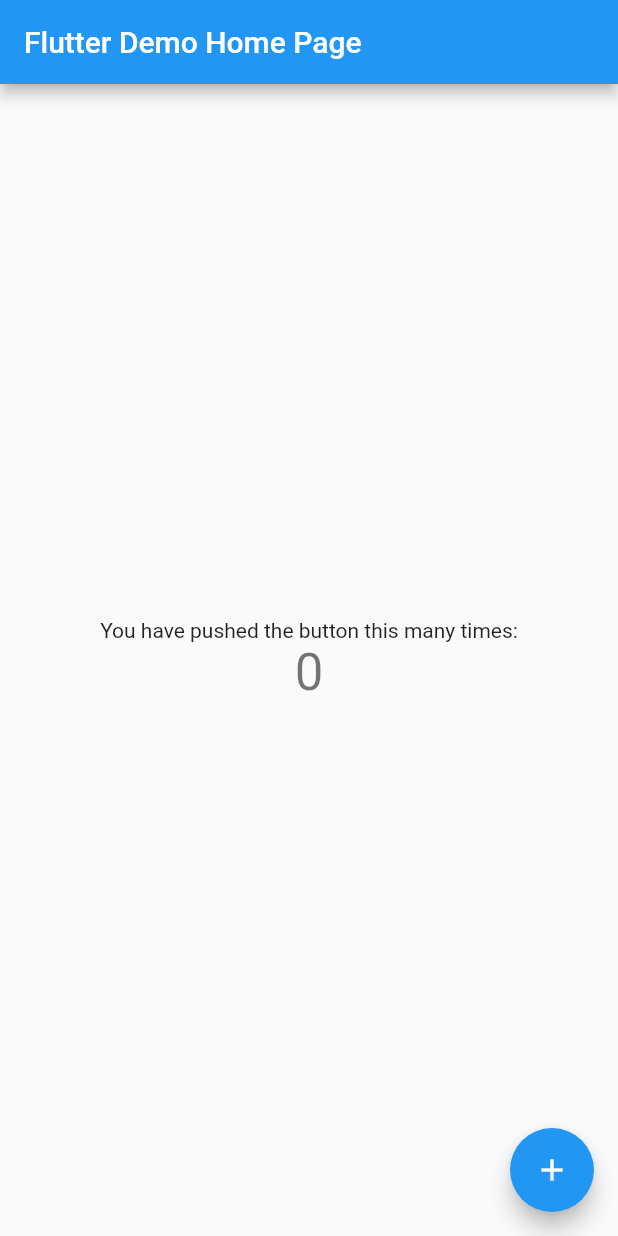
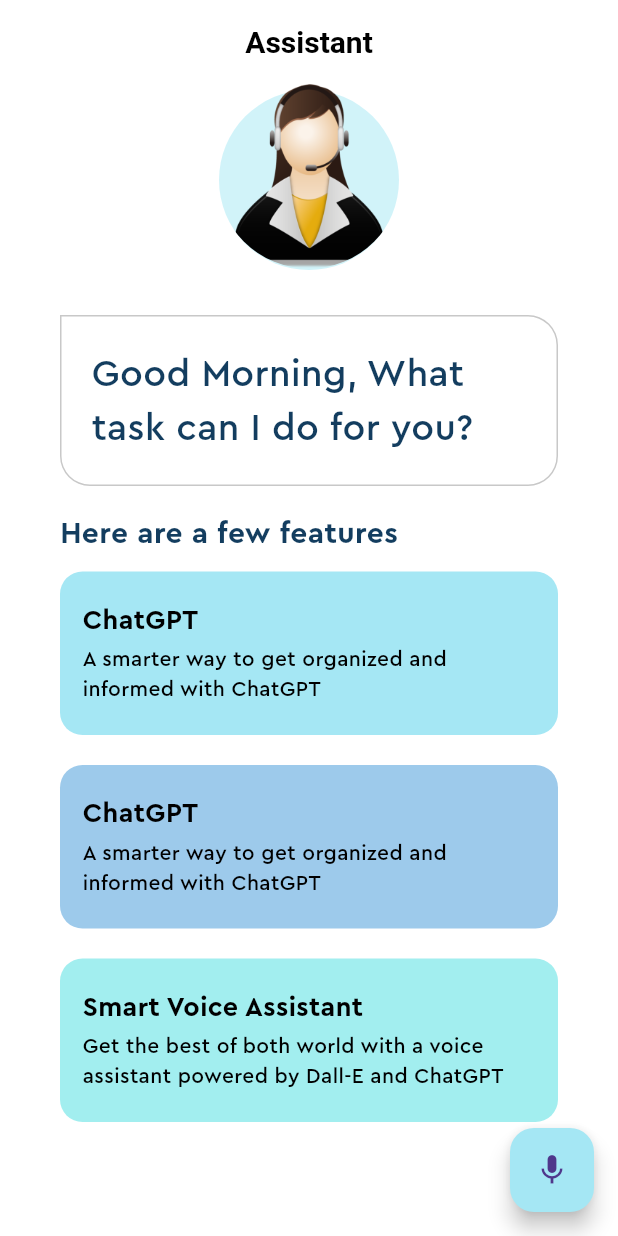
Before and after one commit to Eleaus-Hossain-Evan/voice_assistant, a Flutter app: the screen it shows after launch, on a phone screen of 412 x 824 dp. Run offline on Flutter 3.47's test engine with Material 2 defaults, Android fonts, the phone set to English and light mode, and no system bars; our stand-ins replace speech_to_text.

Commit message:
chatGPT api working, dall-E api implemantation remainig

```diff
--- /dev/null
+++ b/lib/feature_box.dart
@@ -0,0 +1,56 @@
+import 'package:flutter/widgets.dart';
+
+import 'package:voice_assistant/palette.dart';
+
+class FeatureBox extends StatelessWidget {
+  const FeatureBox({
+    Key? key,
+    required this.color,
+    required this.headerText,
+    required this.descriptionText,
+  }) : super(key: key);
+
+  final Color color;
+  final String headerText;
+  final String descriptionText;
+
+  @override
+  Widget build(BuildContext context) {
+    return Container(
+      margin: const EdgeInsets.symmetric(
+        vertical: 10,
+      ),
+      decoration: BoxDecoration(
+        color: color,
+        borderRadius: BorderRadius.circular(15),
+      ),
+      child: Padding(
+        padding: const EdgeInsets.symmetric(
+          vertical: 20,
+        ).copyWith(left: 15, right: 20),
+        child: Column(
+          crossAxisAlignment: CrossAxisAlignment.start,
+          children: [
+            Text(
+              headerText,
+              style: const TextStyle(
+                color: Palette.blackColor,
+                fontWeight: FontWeight.bold,
+                fontSize: 18,
+              ),
+            ),
+            SizedBox(
+              height: 3,
+            ),
+            Text(
+              descriptionText,
+              style: const TextStyle(
+                color: Palette.blackColor,
+              ),
+            ),
+          ],
+        ),
+      ),
+    );
+  }
+}
--- /dev/null
+++ b/lib/home_page.dart
@@ -0,0 +1,193 @@
+import 'dart:developer';
+
+import 'package:flutter/material.dart';
+import 'package:flutter/src/widgets/framework.dart';
+import 'package:flutter/src/widgets/placeholder.dart';
+import 'package:speech_to_text/speech_recognition_error.dart';
+import 'package:speech_to_text/speech_recognition_result.dart';
+import 'package:speech_to_text/speech_to_text.dart';
+import 'package:voice_assistant/openai_service.dart';
+import 'package:voice_assistant/openai_service.dart';
+import 'package:voice_assistant/openai_service.dart';
+import 'package:voice_assistant/openai_service.dart';
+import 'package:voice_assistant/openai_service.dart';
+import 'package:voice_assistant/openai_service.dart';
+
+import 'feature_box.dart';
+import 'palette.dart';
+
+class HomePage extends StatefulWidget {
+  const HomePage({super.key});
+
+  @override
+  State<HomePage> createState() => _HomePageState();
+}
+
+class _HomePageState extends State<HomePage> {
+  final speechToText = SpeechToText();
+  final OpenAIService openAIService = OpenAIService();
+
+  bool isInitialized = false;
+  String lastWords = '';
+
+  @override
+  void initState() {
+    super.initState();
+    initSpeechToText();
+    // speechToText.statusListener!((status) {
+    //   log(status.toString());
+    // } as String);
+    // speechToText.errorListener!((error) {
+    //   log(error.toString());
+    // } as SpeechRecognitionError);
+  }
+
+  Future<void> initSpeechToText() async {
+    isInitialized = await speechToText.initialize();
+    setState(() {});
+  }
+
+  Future<void> startListening() async {
+    if (isInitialized) {
+      await speechToText.listen(
+        onResult: onSpeechResult,
+        onDevice: true,
+      );
+    } else {
+      await initSpeechToText();
+    }
+    setState(() {});
+  }
+
+  Future<void> stopListening() async {
+    await speechToText.stop();
+    setState(() {});
+  }
+
+  void onSpeechResult(SpeechRecognitionResult result) {
+    setState(() {
+      lastWords = result.recognizedWords;
+      print(result.alternates.toString());
+    });
+  }
+
+  @override
+  void dispose() {
+    speechToText.stop();
+    super.dispose();
+  }
+
+  @override
+  Widget build(BuildContext context) {
+    return Scaffold(
+      appBar: AppBar(
+        title: const Text("Assistant"),
+        centerTitle: true,
+      ),
+      body: SingleChildScrollView(
+        padding: const EdgeInsets.symmetric(
+          horizontal: 40,
+        ),
+        child: Column(
+          crossAxisAlignment: CrossAxisAlignment.start,
+          children: [
+            Stack(
+              children: [
+                Center(
+                  child: Container(
+                    height: 120,
+                    width: 120,
+                    margin: const EdgeInsets.only(top: 4),
+                    decoration: const BoxDecoration(
+                      color: Palette.assistantCircleColor,
+                      shape: BoxShape.circle,
+                    ),
+                  ),
+                ),
+                Center(
+                  child: Container(
+                    height: 123,
+                    decoration: const BoxDecoration(
+                      shape: BoxShape.circle,
+                      image: DecorationImage(
+                        image: AssetImage("assets/images/virtualAssistant.png"),
+                      ),
+                    ),
+                  ),
+                ),
+              ],
+            ),
+            Container(
+              padding: const EdgeInsets.symmetric(
+                horizontal: 20,
+                vertical: 20,
+              ),
+              margin: const EdgeInsets.only(top: 30),
+              decoration: BoxDecoration(
+                border: Border.all(color: Palette.borderColor),
+                borderRadius: BorderRadius.circular(20).copyWith(
+                  topLeft: const Radius.circular(0),
+                ),
+              ),
+              child: const Text(
+                'Good Morning, What task can I do for you?',
+                style: TextStyle(
+                  color: Palette.mainFontColor,
+                  fontSize: 25,
+                  fontFamily: 'Cera-Pro',
+                ),
+              ),
+            ),
+            const Padding(
+              padding: EdgeInsets.only(
+                top: 18,
+              ),
+              child: Text(
+                'Here are a few features',
+                style: TextStyle(
+                  fontWeight: FontWeight.bold,
+                  fontSize: 20,
+                  color: Palette.mainFontColor,
+                ),
+              ),
+            ),
+            const FeatureBox(
+              headerText: 'ChatGPT',
+              descriptionText:
+                  'A smarter way to get organized and informed with ChatGPT',
+              color: Palette.firstSuggestionBoxColor,
+            ),
+            const FeatureBox(
+              headerText: 'ChatGPT',
+              descriptionText:
+                  'A smarter way to get organized and informed with ChatGPT',
+              color: Palette.secondSuggestionBoxColor,
+            ),
+            const FeatureBox(
+              headerText: 'Smart Voice Assistant',
+              descriptionText:
+                  'Get the best of both world with a voice assistant powered by Dall-E and ChatGPT',
+              color: Palette.thirdSuggestionBoxColor,
+            ),
+          ],
+        ),
+      ),
+      floatingActionButton: FloatingActionButton(
+        backgroundColor: Palette.firstSuggestionBoxColor,
+        onPressed: () async {
+          if (await speechToText.hasPermission && speechToText.isNotListening) {
+            await startListening();
+          } else if (speechToText.isListening) {
+            final speech = await openAIService.isArtPromptAPI(lastWords);
+            log(speech);
+            await stopListening();
+          } else {
+            initSpeechToText();
+          }
+          log(lastWords);
+        },
+        child: Icon(speechToText.isListening ? Icons.pause : Icons.mic),
+      ),
+    );
+  }
+}
--- a/lib/main.dart
+++ b/lib/main.dart
@@ -1,4 +1,7 @@
 import 'package:flutter/material.dart';
+
+import 'home_page.dart';
+import 'palette.dart';
 
 void main() {
   runApp(const MyApp());
@@ -7,109 +10,26 @@ void main() {
 class MyApp extends StatelessWidget {
   const MyApp({super.key});
 
-  // This widget is the root of your application.
   @override
   Widget build(BuildContext context) {
     return MaterialApp(
       title: 'Flutter Demo',
-      theme: ThemeData(
-        // This is the theme of your application.
-        //
-        // Try running your application with "flutter run". You'll see the
-        // application has a blue toolbar. Then, without quitting the app, try
-        // changing the primarySwatch below to Colors.green and then invoke
-        // "hot reload" (press "r" in the console where you ran "flutter run",
-        // or simply save your changes to "hot reload" in a Flutter IDE).
-        // Notice that the counter didn't reset back to zero; the application
-        // is not restarted.
-        primarySwatch: Colors.blue,
+      debugShowCheckedModeBanner: false,
+      theme: ThemeData(useMaterial3: true, fontFamily: 'Cera-Pro').copyWith(
+        scaffoldBackgroundColor: Palette.whiteColor,
+        primaryColor: Palette.firstSuggestionBoxColor,
+        appBarTheme: const AppBarTheme(
+          backgroundColor: Palette.whiteColor,
+          elevation: 0,
+          iconTheme: IconThemeData(color: Palette.blackColor),
+          titleTextStyle: TextStyle(
+            color: Palette.blackColor,
+            fontSize: 20,
+            fontWeight: FontWeight.bold,
+          ),
+        ),
       ),
-      home: const MyHomePage(title: 'Flutter Demo Home Page'),
+      home: const HomePage(),
     );
   }
 }
-
-class MyHomePage extends StatefulWidget {
-  const MyHomePage({super.key, required this.title});
-
-  // This widget is the home page of your application. It is stateful, meaning
-  // that it has a State object (defined below) that contains fields that affect
-  // how it looks.
-
-  // This class is the configuration for the state. It holds the values (in this
-  // case the title) provided by the parent (in this case the App widget) and
-  // used by the build method of the State. Fields in a Widget subclass are
-  // always marked "final".
-
-  final String title;
-
-  @override
-  State<MyHomePage> createState() => _MyHomePageState();
-}
-
-class _MyHomePageState extends State<MyHomePage> {
-  int _counter = 0;
-
-  void _incrementCounter() {
-    setState(() {
-      // This call to setState tells the Flutter framework that something has
-      // changed in this State, which causes it to rerun the build method below
-      // so that the display can reflect the updated values. If we changed
-      // _counter without calling setState(), then the build method would not be
-      // called again, and so nothing would appear to happen.
-      _counter++;
-    });
-  }
-
-  @override
-  Widget build(BuildContext context) {
-    // This method is rerun every time setState is called, for instance as done
-    // by the _incrementCounter method above.
-    //
-    // The Flutter framework has been optimized to make rerunning build methods
-    // fast, so that you can just rebuild anything that needs updating rather
-    // than having to individually change instances of widgets.
-    return Scaffold(
-      appBar: AppBar(
-        // Here we take the value from the MyHomePage object that was created by
-        // the App.build method, and use it to set our appbar title.
-        title: Text(widget.title),
-      ),
-      body: Center(
-        // Center is a layout widget. It takes a single child and positions it
-        // in the middle of the parent.
-        child: Column(
-          // Column is also a layout widget. It takes a list of children and
-          // arranges them vertically. By default, it sizes itself to fit its
-          // children horizontally, and tries to be as tall as its parent.
-          //
-          // Invoke "debug painting" (press "p" in the console, choose the
-          // "Toggle Debug Paint" action from the Flutter Inspector in Android
-          // Studio, or the "Toggle Debug Paint" command in Visual Studio Code)
-          // to see the wireframe for each widget.
-          //
-          // Column has various properties to control how it sizes itself and
-          // how it positions its children. Here we use mainAxisAlignment to
-          // center the children vertically; the main axis here is the vertical
-          // axis because Columns are vertical (the cross axis would be
-          // horizontal).
-          mainAxisAlignment: MainAxisAlignment.center,
-          children: <Widget>[
-            const Text(
-              'You have pushed the button this many times:',
-            ),
-            Text(
-              '$_counter',
-              style: Theme.of(context).textTheme.headlineMedium,
-            ),
-          ],
-        ),
-      ),
-      floatingActionButton: FloatingActionButton(
-        onPressed: _incrementCounter,
-        tooltip: 'Increment',
-        child: const Icon(Icons.add),
-      ), // This trailing comma makes auto-formatting nicer for build methods.
-    );
-  }
-}
--- /dev/null
+++ b/lib/palette.dart
@@ -0,0 +1,13 @@
+import 'package:flutter/material.dart';
+
+class Palette {
+  static const Color mainFontColor = Color.fromRGBO(19, 61, 95, 1);
+  static const Color firstSuggestionBoxColor = Color.fromRGBO(165, 231, 244, 1);
+  static const Color secondSuggestionBoxColor =
+      Color.fromRGBO(157, 202, 235, 1);
+  static const Color thirdSuggestionBoxColor = Color.fromRGBO(162, 238, 239, 1);
+  static const Color assistantCircleColor = Color.fromRGBO(209, 243, 249, 1);
+  static const Color borderColor = Color.fromRGBO(200, 200, 200, 1);
+  static const Color blackColor = Colors.black;
+  static const Color whiteColor = Colors.white;
+}
--- /dev/null
+++ b/lib/secrets.dart
@@ -0,0 +1 @@
+const openAIApiKey = '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';
```
Also changed, not shown: lib/openai_service.dart (added, +112 -0 lines), pubspec.yaml (+13 -13 lines), assets/fonts/Cera-Pro-Bold.otf (added), assets/fonts/Cera-Pro-Medium.otf (added), assets/images/virtualAssistant.png (added), pubspec.lock, 7 other files.
